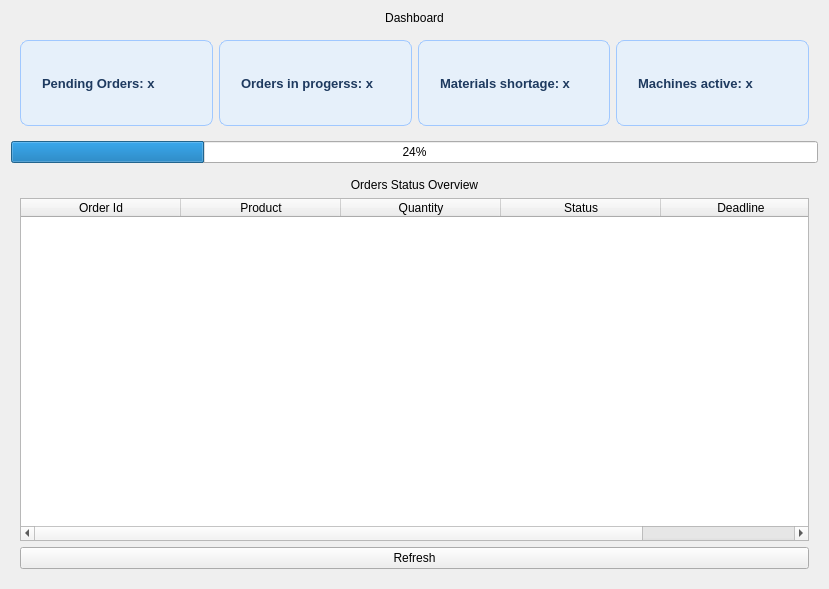
Old version of the form ui/DashboardView.ui in the repository MagdaOleksandrTeam/ProductionPlanner.
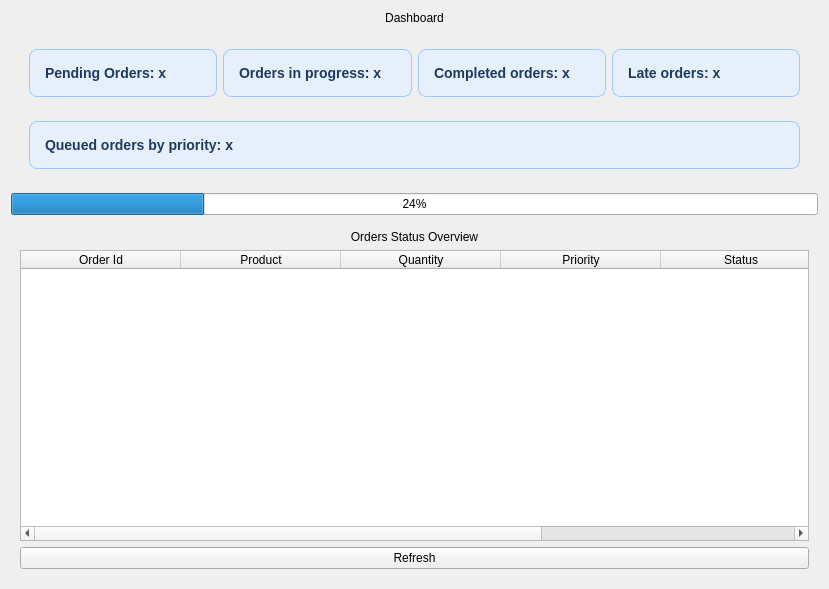
New version of the form. Icons and pictures are not drawn.

Commit message:
DashboardService & DashboardView: Finalize KPI and table display with icons
- Updated DashboardService to return numeric KPI values and labels with icons
- Added priority icons to orders overview table
- Fixed KPI labels for consistency and display
- DashboardView now refreshes KPIs and table on load

```diff
--- a/ui/DashboardView.ui
+++ b/ui/DashboardView.ui
@@ -32,23 +32,27 @@
      <property name="styleSheet">
       <string notr="true">QFrame#frame_orders_pending,
 QFrame#frame_orders_in_progress,
-QFrame#frame_shortage,
-QFrame#frame_machines_active {
+QFrame#frame_completed_orders,
+QFrame#frame_late_orders,
+QFrame#frame_priority_queue {
     background-color: #E6F0FA;
     border: 1px solid #A0C8FF;
     border-radius: 8px;
-    padding: 12px;
-    min-width: 120px;
-    min-height: 60px;
+    padding: 6px;
+    min-width: 100px;
+    min-height: 30px;
 }
 
 QLabel {
     font-weight: bold;
-    font-size: 13px;
+    font-size: 14px;
     color: #1E3A5F;
 	qproperty-alignment: 'AlignCenter';
 }</string>
      </property>
+     <layout class="QVBoxLayout" name="verticalLayout_8">
+      <item>
+       <widget class="QWidget" name="widget_2" native="true">
      <layout class="QHBoxLayout" name="horizontalLayout">
       <item>
        <widget class="QFrame" name="frame_orders_pending">
@@ -81,7 +85,7 @@
          <item>
           <widget class="QLabel" name="lbl_orders_in_progress">
            <property name="text">
-            <string>Orders in progerss: x</string>
+               <string>Orders in progress: x</string>
            </property>
           </widget>
          </item>
@@ -89,7 +93,26 @@
        </widget>
       </item>
       <item>
-       <widget class="QFrame" name="frame_shortage">
+          <widget class="QFrame" name="frame_completed_orders">
+           <property name="frameShape">
+            <enum>QFrame::Shape::StyledPanel</enum>
+           </property>
+           <property name="frameShadow">
+            <enum>QFrame::Shadow::Raised</enum>
+           </property>
+           <layout class="QVBoxLayout" name="verticalLayout_7">
+            <item>
+             <widget class="QLabel" name="lbl_completed_orders">
+              <property name="text">
+               <string>Completed orders: x</string>
+              </property>
+             </widget>
+            </item>
+           </layout>
+          </widget>
+         </item>
+         <item>
+          <widget class="QFrame" name="frame_late_orders">
         <property name="frameShape">
          <enum>QFrame::Shape::StyledPanel</enum>
         </property>
@@ -100,15 +123,27 @@
          <item>
           <widget class="QLabel" name="lbl_shortage">
            <property name="text">
-            <string>Materials shortage: x</string>
+               <string>Late orders: x</string>
            </property>
           </widget>
          </item>
         </layout>
        </widget>
       </item>
+        </layout>
+       </widget>
+      </item>
       <item>
-       <widget class="QFrame" name="frame_machines_active">
+       <widget class="QWidget" name="widget" native="true">
+        <property name="minimumSize">
+         <size>
+          <width>60</width>
+          <height>0</height>
+         </size>
+        </property>
+        <layout class="QVBoxLayout" name="verticalLayout_9">
+         <item>
+          <widget class="QFrame" name="frame_priority_queue">
         <property name="frameShape">
          <enum>QFrame::Shape::StyledPanel</enum>
         </property>
@@ -119,8 +154,11 @@
          <item>
           <widget class="QLabel" name="lbl_machines_active">
            <property name="text">
-            <string>Machines active: x</string>
-           </property>
+               <string>Queued orders by priority: x</string>
+              </property>
+             </widget>
+            </item>
+           </layout>
           </widget>
          </item>
         </layout>
@@ -181,6 +219,11 @@
           <string>Quantity</string>
          </property>
         </column>
+        <column>
+         <property name="text">
+          <string>Priority</string>
+         </property>
+        </column>
         <column>
          <property name="text">
           <string>Status</string>
```
Left out of the diff: 4 changed lines with no effect on the pictures. Lines whose indentation alone changed are shown as unchanged. The commit also changes 5 other files.
